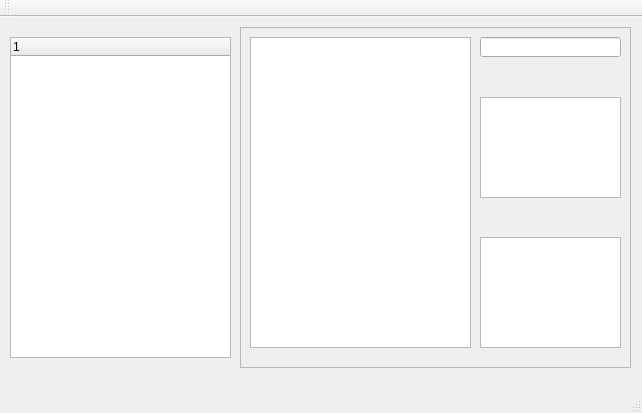
Old version of the form PathManagerPlus/ui/main_window.ui in the repository suifengpiaoyang/PathManagerPlus.
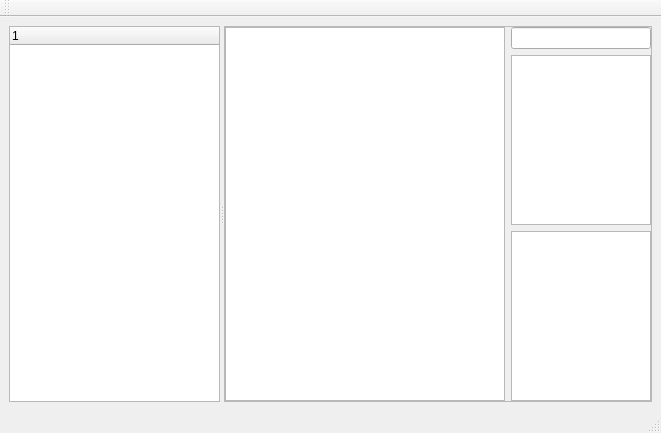
New version of the form. Custom widgets are drawn as their Qt base class.

Commit message: 完成基本控件布局

What changed in the file:
```diff
--- a/PathManagerPlus/ui/main_window.ui
+++ b/PathManagerPlus/ui/main_window.ui
@@ -6,85 +6,68 @@
    <rect>
     <x>0</x>
     <y>0</y>
-    <width>642</width>
-    <height>413</height>
+    <width>661</width>
+    <height>433</height>
    </rect>
   </property>
   <property name="windowTitle">
    <string>路径管理工具</string>
   </property>
   <widget class="QWidget" name="centralwidget">
-   <widget class="QFrame" name="frame">
-    <property name="geometry">
-     <rect>
-      <x>240</x>
-      <y>10</y>
-      <width>391</width>
-      <height>341</height>
-     </rect>
-    </property>
-    <property name="frameShape">
-     <enum>QFrame::StyledPanel</enum>
-    </property>
-    <property name="frameShadow">
-     <enum>QFrame::Raised</enum>
-    </property>
-    <widget class="CustomQListWidget" name="listWidget">
-     <property name="geometry">
-      <rect>
-       <x>10</x>
-       <y>10</y>
-       <width>221</width>
-       <height>311</height>
-      </rect>
-     </property>
-    </widget>
-    <widget class="QPlainTextEdit" name="textEditPath">
-     <property name="geometry">
-      <rect>
-       <x>240</x>
-       <y>70</y>
-       <width>141</width>
-       <height>101</height>
-      </rect>
-     </property>
-    </widget>
-    <widget class="QPlainTextEdit" name="textEditComment">
-     <property name="geometry">
-      <rect>
-       <x>240</x>
-       <y>210</y>
-       <width>141</width>
-       <height>111</height>
-      </rect>
-     </property>
-    </widget>
-    <widget class="QLineEdit" name="lineEditName">
-     <property name="geometry">
-      <rect>
-       <x>240</x>
-       <y>10</y>
-       <width>141</width>
-       <height>20</height>
-      </rect>
-     </property>
-    </widget>
-   </widget>
-   <widget class="QTreeWidget" name="treeWidget">
-    <property name="geometry">
-     <rect>
-      <x>10</x>
-      <y>20</y>
-      <width>221</width>
-      <height>321</height>
-     </rect>
-    </property>
-    <column>
-     <property name="text">
-      <string notr="true">1</string>
-     </property>
-    </column>
-   </widget>
+   <layout class="QHBoxLayout" name="horizontalLayout_2">
+    <item>
+     <widget class="QSplitter" name="splitter">
+      <property name="orientation">
+       <enum>Qt::Horizontal</enum>
+      </property>
+      <widget class="QTreeWidget" name="treeWidget">
+       <column>
+        <property name="text">
+         <string notr="true">1</string>
+        </property>
+       </column>
+      </widget>
+      <widget class="QFrame" name="frame">
+       <property name="frameShape">
+        <enum>QFrame::StyledPanel</enum>
+       </property>
+       <property name="frameShadow">
+        <enum>QFrame::Raised</enum>
+       </property>
+       <layout class="QHBoxLayout" name="horizontalLayout" stretch="2,1">
+        <property name="leftMargin">
+         <number>0</number>
+        </property>
+        <property name="topMargin">
+         <number>0</number>
+        </property>
+        <property name="rightMargin">
+         <number>0</number>
+        </property>
+        <property name="bottomMargin">
+         <number>0</number>
+        </property>
+        <item>
+         <widget class="CustomQListWidget" name="listWidget"/>
+        </item>
+        <item>
+         <layout class="QVBoxLayout" name="verticalLayout">
+          <item>
+           <widget class="QLineEdit" name="lineEditName"/>
+          </item>
+          <item>
+           <widget class="QPlainTextEdit" name="textEditPath"/>
+          </item>
+          <item>
+           <widget class="QPlainTextEdit" name="textEditComment"/>
+          </item>
+         </layout>
+        </item>
+       </layout>
+      </widget>
+     </widget>
+    </item>
+   </layout>
   </widget>
   <widget class="QToolBar" name="toolBar">
    <property name="windowTitle">
```
Left out of the diff: 2 changed lines with no effect on the pictures.
